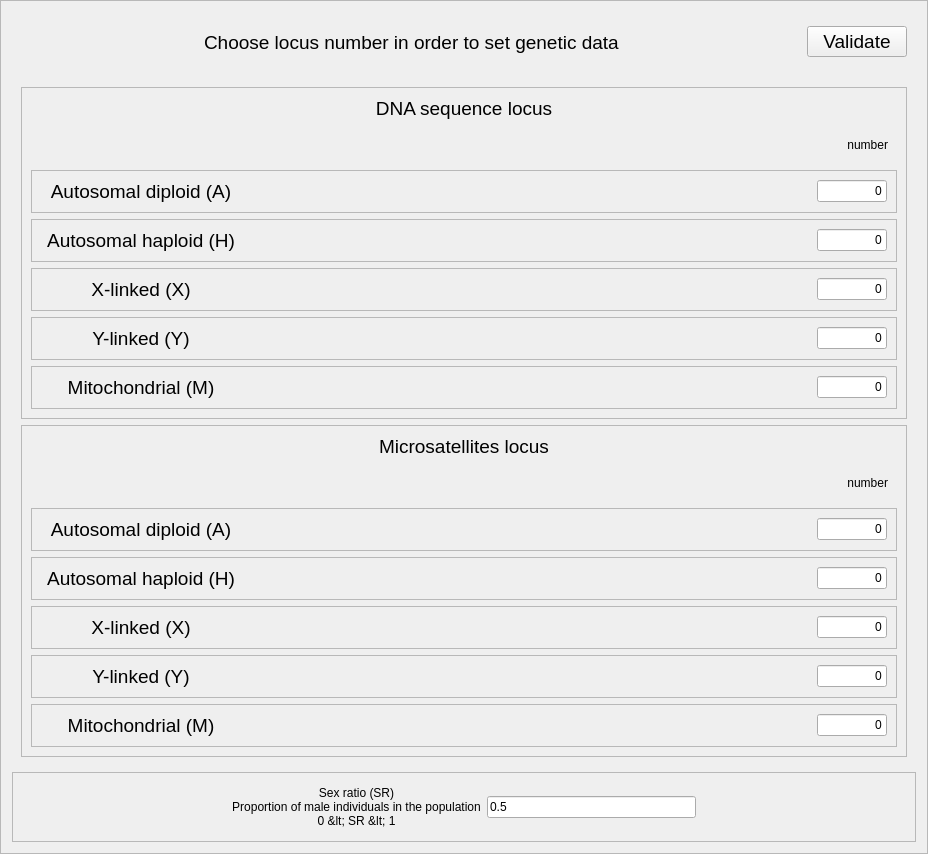
This is gui/src/uis/setLocusNumber.ui in cbgp/diyabc as Qt 5 draws it before an edit. The edited form follows.
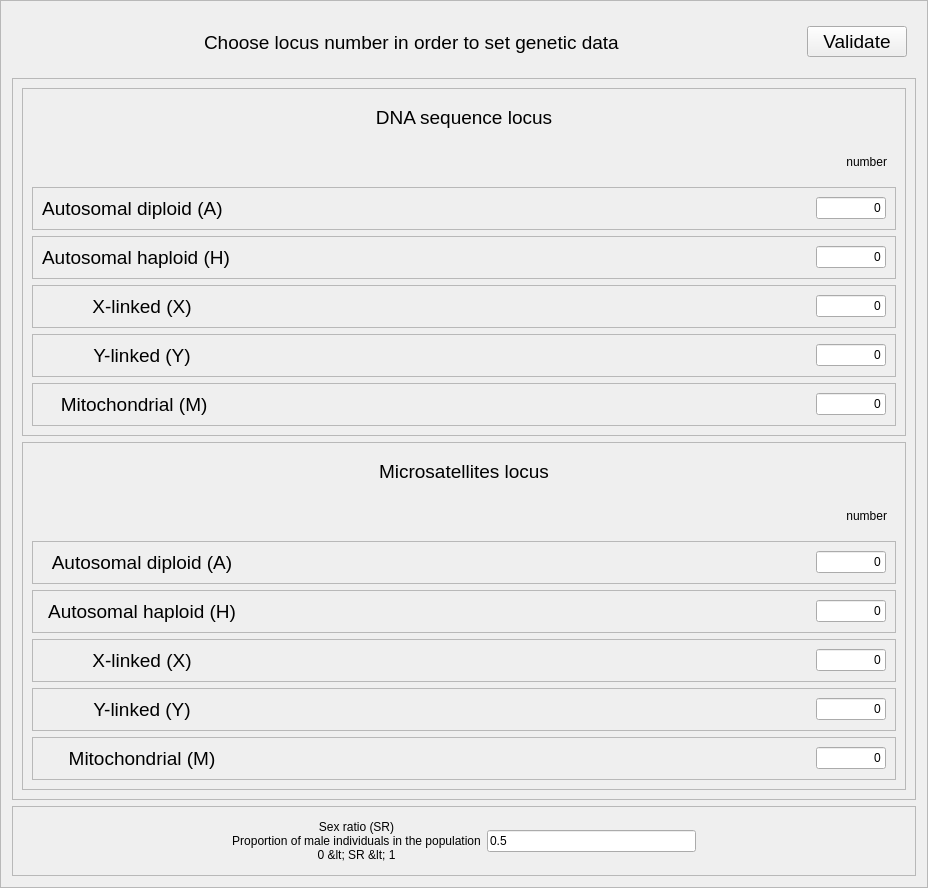
This is the edited form.

Commit message: snp labels visibility

Diff of the .ui file:
```diff
--- a/gui/src/uis/setLocusNumber.ui
+++ b/gui/src/uis/setLocusNumber.ui
@@ -7,7 +7,7 @@
     <x>0</x>
     <y>0</y>
     <width>928</width>
-    <height>636</height>
+    <height>888</height>
    </rect>
   </property>
   <property name="windowTitle">
@@ -107,14 +107,20 @@
     </widget>
    </item>
    <item>
-    <widget class="QFrame" name="frame_15">
-     <property name="frameShape">
-      <enum>QFrame::NoFrame</enum>
+    <widget class="QScrollArea" name="scrollArea">
+     <property name="widgetResizable">
+      <bool>true</bool>
      </property>
-     <property name="frameShadow">
-      <enum>QFrame::Raised</enum>
-     </property>
-     <layout class="QVBoxLayout" name="verticalLayout_4">
+     <widget class="QWidget" name="scrollAreaWidgetContents_2">
+      <property name="geometry">
+       <rect>
+        <x>0</x>
+        <y>0</y>
+        <width>890</width>
+        <height>726</height>
+       </rect>
+      </property>
+      <layout class="QVBoxLayout" name="verticalLayout_5">
       <item>
        <widget class="QFrame" name="frame_8">
         <property name="frameShape">
@@ -187,23 +193,17 @@
              <widget class="QLabel" name="saLabel">
               <property name="minimumSize">
                <size>
-                <width>200</width>
+                 <width>0</width>
                 <height>0</height>
                </size>
               </property>
-              <property name="maximumSize">
-               <size>
-                <width>200</width>
-                <height>16777215</height>
-               </size>
-              </property>
               <property name="font">
                <font>
                 <pointsize>14</pointsize>
                </font>
               </property>
               <property name="text">
-               <string>Autosomal diploid (A)</string>
+                <string>Autosomal diploid (A)     </string>
               </property>
               <property name="alignment">
                <set>Qt::AlignCenter</set>
@@ -215,6 +215,9 @@
               <property name="orientation">
                <enum>Qt::Horizontal</enum>
               </property>
+               <property name="sizeType">
+                <enum>QSizePolicy::MinimumExpanding</enum>
+               </property>
               <property name="sizeHint" stdset="0">
                <size>
                 <width>40</width>
@@ -261,13 +264,13 @@
              <widget class="QLabel" name="shLabel">
               <property name="minimumSize">
                <size>
-                <width>200</width>
+                 <width>0</width>
                 <height>0</height>
                </size>
               </property>
               <property name="maximumSize">
                <size>
-                <width>200</width>
+                 <width>16777215</width>
                 <height>16777215</height>
                </size>
               </property>
@@ -277,11 +280,14 @@
                </font>
               </property>
               <property name="text">
-               <string>Autosomal haploid (H)</string>
+                <string>Autosomal haploid (H)    </string>
               </property>
               <property name="alignment">
                <set>Qt::AlignCenter</set>
               </property>
+               <property name="indent">
+                <number>1</number>
+               </property>
              </widget>
             </item>
             <item>
@@ -289,6 +295,9 @@
               <property name="orientation">
                <enum>Qt::Horizontal</enum>
               </property>
+               <property name="sizeType">
+                <enum>QSizePolicy::MinimumExpanding</enum>
+               </property>
               <property name="sizeHint" stdset="0">
                <size>
                 <width>40</width>
@@ -499,7 +508,7 @@
                </font>
               </property>
               <property name="text">
-               <string>Mitochondrial (M)</string>
+                <string>Mitochondrial (M)   </string>
               </property>
               <property name="alignment">
                <set>Qt::AlignCenter</set>
@@ -980,6 +989,7 @@
        </widget>
       </item>
      </layout>
+     </widget>
     </widget>
    </item>
    <item>
```
Lines whose indentation alone changed are shown as unchanged. The commit also changes 1 other file.
